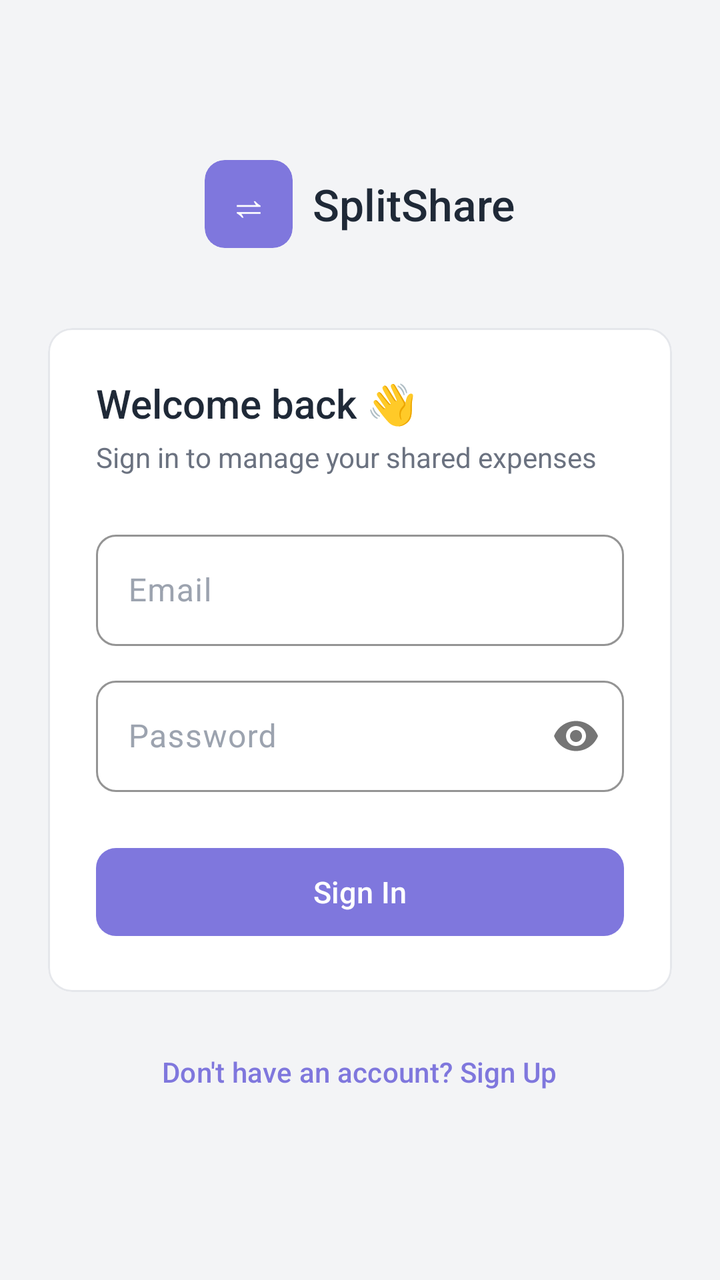
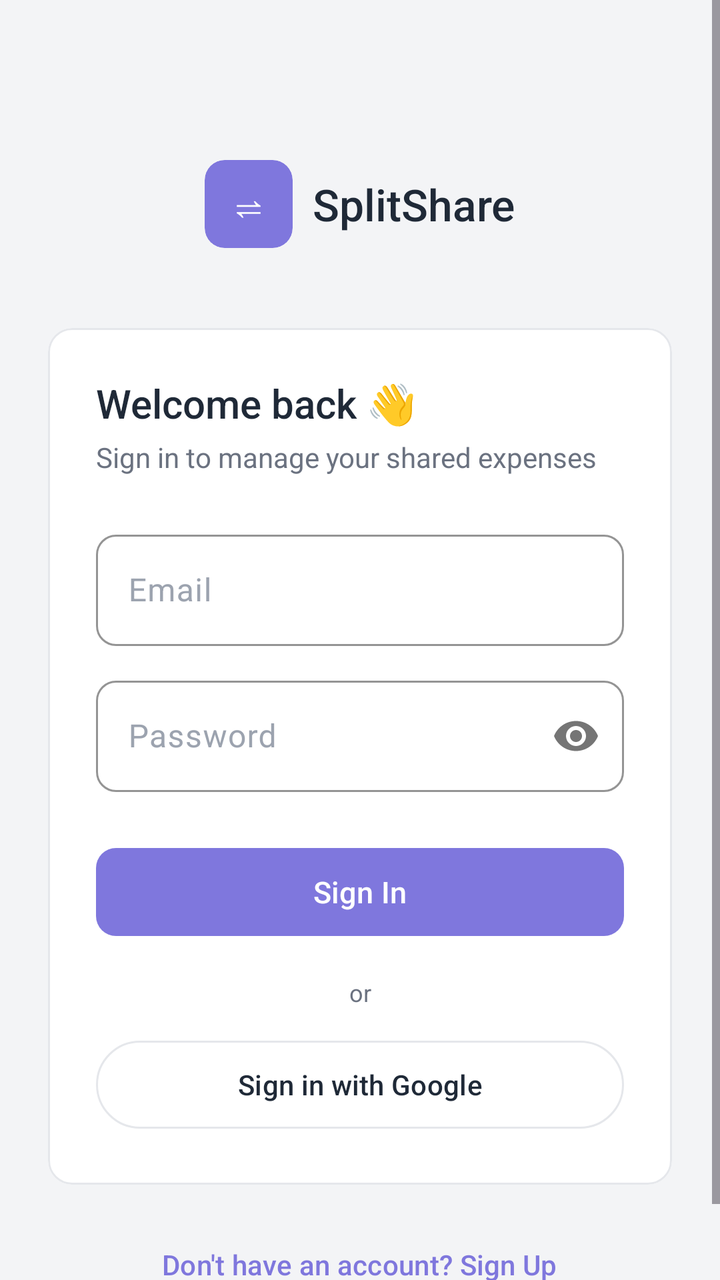

The first picture is an Android layout as it rendered before a commit; the second is the same layout after the commit. The layout source and the unified diff follow.
<!-- AndroidManifest.xml: application theme SplitShare -->
<!-- res/layout/activity_login.xml -->
<?xml version="1.0" encoding="utf-8"?>
<ScrollView xmlns:android="http://schemas.android.com/apk/res/android"
    xmlns:app="http://schemas.android.com/apk/res-auto"
    android:layout_width="match_parent"
    android:layout_height="match_parent"
    android:background="@color/background"
    android:fillViewport="true">

    <LinearLayout
        android:layout_width="match_parent"
        android:layout_height="wrap_content"
        android:orientation="vertical"
        android:padding="24dp"
        android:gravity="center_horizontal">

        
        <LinearLayout
            android:layout_width="wrap_content"
            android:layout_height="wrap_content"
            android:orientation="horizontal"
            android:gravity="center_vertical"
            android:layout_marginTop="56dp"
            android:layout_marginBottom="40dp">

            <androidx.cardview.widget.CardView
                android:layout_width="44dp"
                android:layout_height="44dp"
                app:cardCornerRadius="10dp"
                app:cardElevation="0dp"
                app:cardBackgroundColor="@color/purple_primary">
                <TextView
                    android:layout_width="match_parent"
                    android:layout_height="match_parent"
                    android:text="⇌"
                    android:textSize="20sp"
                    android:textColor="@color/white"
                    android:gravity="center" />
            </androidx.cardview.widget.CardView>

            <TextView
                android:layout_width="wrap_content"
                android:layout_height="wrap_content"
                android:text="SplitShare"
                android:textSize="22sp"
                android:textColor="@color/text_primary"
                android:fontFamily="sans-serif-medium"
                android:layout_marginStart="10dp" />
        </LinearLayout>

        
        <com.google.android.material.card.MaterialCardView
            android:layout_width="match_parent"
            android:layout_height="wrap_content"
            style="@style/SplitShare.Card">

            <LinearLayout
                android:layout_width="match_parent"
                android:layout_height="wrap_content"
                android:orientation="vertical"
                android:padding="24dp">

                <TextView
                    android:layout_width="wrap_content"
                    android:layout_height="wrap_content"
                    android:text="@string/welcome_back"
                    android:textSize="20sp"
                    android:textColor="@color/text_primary"
                    android:fontFamily="sans-serif-medium"
                    android:layout_marginBottom="4dp" />

                <TextView
                    android:layout_width="wrap_content"
                    android:layout_height="wrap_content"
                    android:text="@string/login_subtitle"
                    android:textSize="14sp"
                    android:textColor="@color/text_secondary"
                    android:layout_marginBottom="24dp" />

                
                <com.google.android.material.textfield.TextInputLayout
                    android:id="@+id/tilEmail"
                    style="@style/SplitShare.TextInput"
                    android:layout_width="match_parent"
                    android:layout_height="wrap_content"
                    android:hint="@string/email"
                    android:layout_marginBottom="12dp">
                    <com.google.android.material.textfield.TextInputEditText
                        android:id="@+id/etEmail"
                        android:layout_width="match_parent"
                        android:layout_height="wrap_content"
                        android:inputType="textEmailAddress"
                        android:imeOptions="actionNext" />
                </com.google.android.material.textfield.TextInputLayout>

                
                <com.google.android.material.textfield.TextInputLayout
                    android:id="@+id/tilPassword"
                    style="@style/SplitShare.TextInput"
                    android:layout_width="match_parent"
                    android:layout_height="wrap_content"
                    android:hint="@string/password"
                    app:passwordToggleEnabled="true"
                    android:layout_marginBottom="24dp">
                    <com.google.android.material.textfield.TextInputEditText
                        android:id="@+id/etPassword"
                        android:layout_width="match_parent"
                        android:layout_height="wrap_content"
                        android:inputType="textPassword"
                        android:imeOptions="actionDone" />
                </com.google.android.material.textfield.TextInputLayout>

                
                <TextView
                    android:id="@+id/tvError"
                    android:layout_width="match_parent"
                    android:layout_height="wrap_content"
                    android:textSize="13sp"
                    android:textColor="#D85A30"
                    android:visibility="gone"
                    android:layout_marginBottom="12dp" />

                
                <com.google.android.material.button.MaterialButton
                    android:id="@+id/btnSignIn"
                    style="@style/SplitShare.Button.Primary"
                    android:layout_width="match_parent"
                    android:layout_height="52dp"
                    android:text="@string/sign_in" />

            </LinearLayout>
        </com.google.android.material.card.MaterialCardView>

        
        <com.google.android.material.button.MaterialButton
            android:id="@+id/btnGoToRegister"
            style="@style/Widget.Material3.Button.TextButton"
            android:layout_width="wrap_content"
            android:layout_height="wrap_content"
            android:text="@string/dont_have_account"
            android:textColor="@color/purple_primary"
            android:textSize="14sp"
            android:layout_marginTop="16dp" />

    </LinearLayout>
</ScrollView>
<!-- resources referenced by this layout -->
<resources>
  <color name="background">#F3F4F6</color>
  <color name="purple_primary">#7F77DD</color>
  <color name="text_primary">#1F2937</color>
  <color name="text_secondary">#6B7280</color>
  <color name="white">#FFFFFFFF</color>
  <string name="dont_have_account">Don\'t have an account? Sign Up</string>
  <string name="email">Email</string>
  <string name="login_subtitle">Sign in to manage your shared expenses</string>
  <string name="password">Password</string>
  <string name="sign_in">Sign In</string>
  <string name="welcome_back">Welcome back 👋</string>
  <style name="SplitShare.Button.Primary" parent="Widget.Material3.Button">
          <item name="backgroundTint">@color/purple_primary</item>
          <item name="android:textColor">@color/white</item>
          <item name="cornerRadius">10dp</item>
          <item name="android:textSize">15sp</item>
          <item name="android:fontFamily">sans-serif-medium</item>
      </style>
  <style name="SplitShare.Card" parent="Widget.Material3.CardView.Elevated">
          <item name="cardElevation">0dp</item>
          <item name="strokeWidth">1dp</item>
          <item name="strokeColor">@color/border</item>
          <item name="cardCornerRadius">12dp</item>
          <item name="cardBackgroundColor">@color/surface</item>
      </style>
  <style name="SplitShare.TextInput" parent="Widget.Material3.TextInputLayout.OutlinedBox">
          <item name="boxStrokeColor">@color/border</item>
          <item name="boxCornerRadiusTopStart">10dp</item>
          <item name="boxCornerRadiusTopEnd">10dp</item>
          <item name="boxCornerRadiusBottomStart">10dp</item>
          <item name="boxCornerRadiusBottomEnd">10dp</item>
          <item name="hintTextColor">@color/text_hint</item>
          <item name="android:textColorHint">@color/text_hint</item>
      </style>
  <style name="SplitShare" parent="Base.Theme.SplitShare" />
  <color name="border">#E5E7EB</color>
  <color name="surface">#FFFFFF</color>
  <color name="text_hint">#9CA3AF</color>
  <style name="Base.Theme.SplitShare" parent="Theme.Material3.DayNight.NoActionBar">
          <item name="colorPrimary">@color/purple_primary</item>
          <item name="colorOnPrimary">@color/white</item>
          <item name="colorSecondary">@color/purple_medium</item>
          <item name="colorSurface">@color/surface</item>
          <item name="android:colorBackground">@color/background</item>
          <item name="android:windowBackground">@color/background</item>
          <item name="android:statusBarColor">@color/surface</item>
          <item name="android:windowLightStatusBar" tools:targetApi="23">true</item>
      </style>
  <color name="purple_medium">#AFA9EC</color>
</resources>

<!-- the commit's change to res/layout/activity_login.xml (unified diff, before → after) -->
@@ -127,6 +127,25 @@
                     android:layout_height="52dp"
                     android:text="@string/sign_in" />
 
+                <TextView
+                    android:layout_width="match_parent"
+                    android:layout_height="wrap_content"
+                    android:layout_marginTop="16dp"
+                    android:layout_marginBottom="12dp"
+                    android:gravity="center"
+                    android:text="or"
+                    android:textColor="@color/text_secondary"
+                    android:textSize="12sp" />
+
+                <com.google.android.material.button.MaterialButton
+                    android:id="@+id/btnGoogleSignIn"
+                    style="@style/Widget.Material3.Button.OutlinedButton"
+                    android:layout_width="match_parent"
+                    android:layout_height="52dp"
+                    android:text="Sign in with Google"
+                    android:textColor="@color/text_primary"
+                    app:strokeColor="@color/border" />
+
             </LinearLayout>
         </com.google.android.material.card.MaterialCardView>
 
